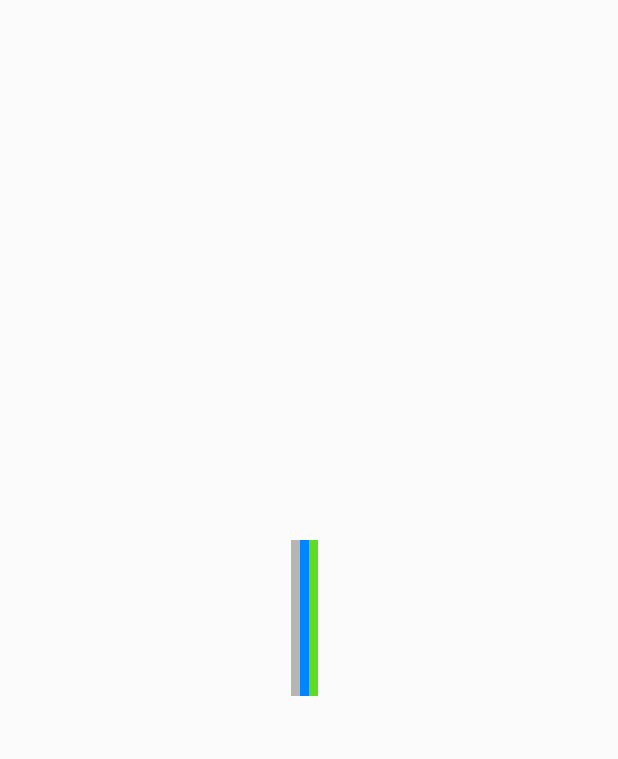
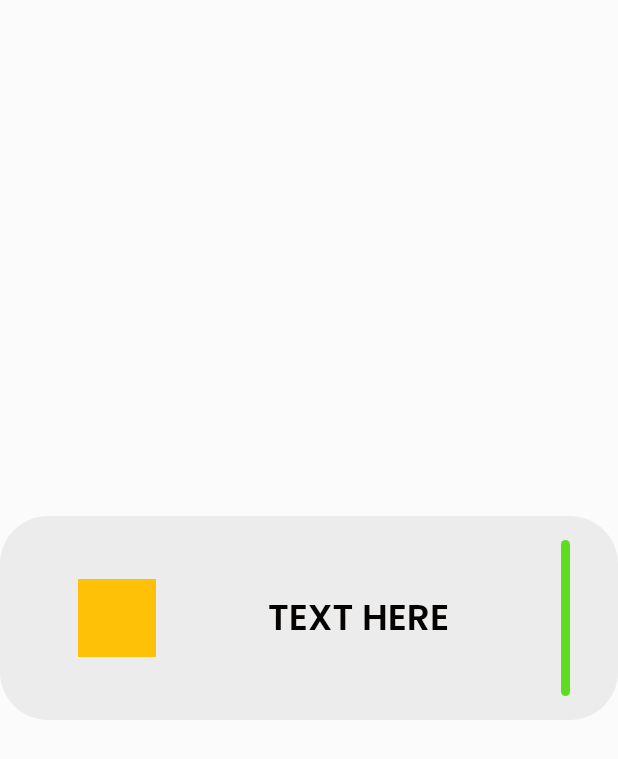
Before and after one commit to athiruj/communication_for_mobile_app_and_esp_module, a Flutter app: the screen it shows after launch, on a phone screen of 412 x 824 dp. Shown: the top 759 px of the screen. Run offline on Flutter 3.47's test engine with Material 2 defaults, Android fonts, the light colour scheme and no system bars.

Commit message:
normal box testing

```diff
--- a/lib/main.dart
+++ b/lib/main.dart
@@ -359,9 +359,7 @@ class LayoutBase extends StatelessWidget {
 
   @override
   Widget build(BuildContext context) {
-    return Scaffold(
-
-      body: LayoutBuilder(
+    return Scaffold(body: LayoutBuilder(
         builder: ((BuildContext context, BoxConstraints constraints) {
       return const NormalLayout();
     })));
@@ -374,19 +372,30 @@ class NormalLayout extends StatelessWidget {
   @override
   Widget build(BuildContext context) {
     return Center(
-      child: SizedBox(
-        height: 104,
-        child: Row(
-            mainAxisAlignment: MainAxisAlignment.center,
-            crossAxisAlignment: CrossAxisAlignment.center,
-            children: [
-              const StatusBar(),
-              StatusBar.blue(),
-              StatusBar.green(),
-              StatusBar.none(),
-            ]),
+        child: Container(
+      padding: const EdgeInsets.only(left: 52, right: 32, top: 16, bottom: 16),
+      decoration: BoxDecoration(
+        borderRadius: BorderRadius.circular(32),
+        color: Theme.of(context).colorScheme.surface,
       ),
-    );
+      constraints: const BoxConstraints.expand(height: 136),
+      child: Row(
+        mainAxisAlignment: MainAxisAlignment.spaceBetween,
+        crossAxisAlignment: CrossAxisAlignment.center,
+        children: [
+          Container(
+            color: Colors.amber,
+            height: 52,
+            width: 52,
+          ),
+          Text(
+            "TEXT HERE",
+            style: Theme.of(context).primaryTextTheme.titleMedium,
+          ),
+          StatusBar.green()
+        ],
+      ),
+    ));
   }
 }
 
@@ -398,13 +407,16 @@ class NormalLayout extends StatelessWidget {
 class StatusBar extends StatelessWidget {
   final int width = 6;
   final Color? color;
-  const StatusBar({super.key,this.color});
+  const StatusBar({super.key, this.color});
 
   @override
   Widget build(BuildContext context) {
     return Container(
-      color: color ?? Theme.of(context).colorScheme.onSurface,
       constraints: const BoxConstraints.expand(width: 6),
+      decoration: BoxDecoration(
+        color: color ?? Theme.of(context).colorScheme.onSurface,
+        borderRadius: BorderRadius.circular(3),
+      ),
     );
   }
 
```
